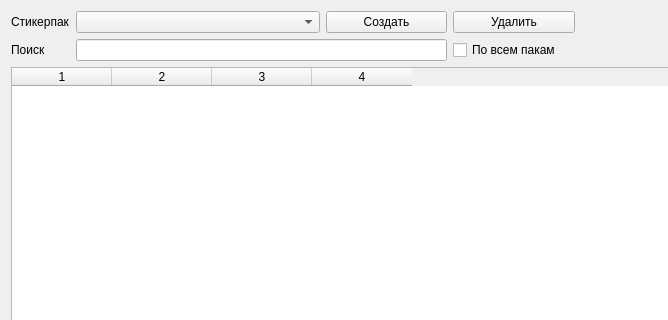
Above: ui/mainwindow.ui from rkfg/mxstickers before the change; both pictures show x 0 to 668 and y 0 to 320 of the 800 by 600 pixel window. Below: the same form after it.
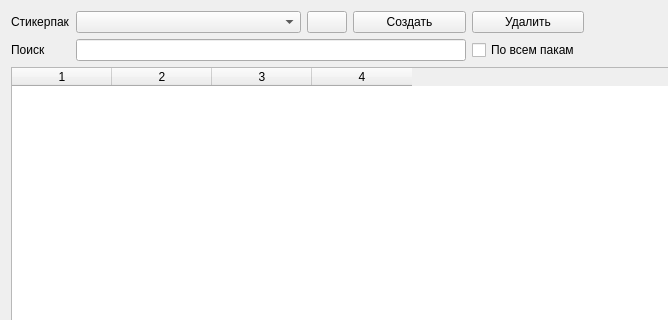
That is the form after the change. Icons and pictures are not drawn.

Commit message: Add pack renaming and sticker moving

```diff
--- a/ui/mainwindow.ui
+++ b/ui/mainwindow.ui
@@ -15,7 +15,14 @@
   </property>
   <widget class="QWidget" name="centralWidget">
    <layout class="QGridLayout" name="gridLayout">
-    <item row="0" column="7">
+    <item row="1" column="6">
+     <widget class="QCheckBox" name="cb_global_search">
+      <property name="text">
+       <string>По всем пакам</string>
+      </property>
+     </widget>
+    </item>
+    <item row="0" column="8">
      <widget class="QPushButton" name="b_preferences">
       <property name="sizePolicy">
        <sizepolicy hsizetype="Fixed" vsizetype="Fixed">
@@ -58,7 +65,7 @@
       </property>
      </widget>
     </item>
-    <item row="0" column="5">
+    <item row="0" column="6">
      <widget class="QPushButton" name="b_remove_pack">
       <property name="text">
        <string>Удалить</string>
@@ -69,7 +76,7 @@
       </property>
      </widget>
     </item>
-    <item row="2" column="1" colspan="7">
+    <item row="2" column="1" colspan="8">
      <widget class="QTableWidget" name="tableWidget">
       <property name="selectionMode">
        <enum>QAbstractItemView::SingleSelection</enum>
@@ -96,18 +103,7 @@
       </property>
      </widget>
     </item>
-    <item row="0" column="4">
-     <widget class="QPushButton" name="b_create_pack">
-      <property name="text">
-       <string>Создать</string>
-      </property>
-      <property name="icon">
-       <iconset resource="../res/resources.qrc">
-        <normaloff>:/res/icons/list-add.png</normaloff>:/res/icons/list-add.png</iconset>
-      </property>
-     </widget>
-    </item>
-    <item row="3" column="7">
+    <item row="3" column="8">
      <widget class="QPushButton" name="b_send">
       <property name="sizePolicy">
        <sizepolicy hsizetype="Preferred" vsizetype="Preferred">
@@ -127,7 +123,18 @@
       </property>
      </widget>
     </item>
-    <item row="3" column="2" colspan="5">
+    <item row="0" column="5">
+     <widget class="QPushButton" name="b_create_pack">
+      <property name="text">
+       <string>Создать</string>
+      </property>
+      <property name="icon">
+       <iconset resource="../res/resources.qrc">
+        <normaloff>:/res/icons/list-add.png</normaloff>:/res/icons/list-add.png</iconset>
+      </property>
+     </widget>
+    </item>
+    <item row="3" column="2" colspan="6">
      <widget class="QComboBox" name="cb_rooms">
       <property name="sizePolicy">
        <sizepolicy hsizetype="Preferred" vsizetype="Preferred">
@@ -137,13 +144,23 @@
       </property>
      </widget>
     </item>
-    <item row="1" column="2" colspan="3">
+    <item row="1" column="2" colspan="4">
      <widget class="QLineEdit" name="le_filter"/>
     </item>
-    <item row="1" column="5">
-     <widget class="QCheckBox" name="cb_global_search">
+    <item row="0" column="4">
+     <widget class="QPushButton" name="b_rename_pack">
+      <property name="sizePolicy">
+       <sizepolicy hsizetype="Fixed" vsizetype="Fixed">
+        <horstretch>0</horstretch>
+        <verstretch>0</verstretch>
+       </sizepolicy>
+      </property>
       <property name="text">
-       <string>По всем пакам</string>
+       <string/>
+      </property>
+      <property name="icon">
+       <iconset resource="../res/resources.qrc">
+        <normaloff>:/res/icons/document-edit.png</normaloff>:/res/icons/document-edit.png</iconset>
       </property>
      </widget>
     </item>
```
The commit also changes 6 other files.
